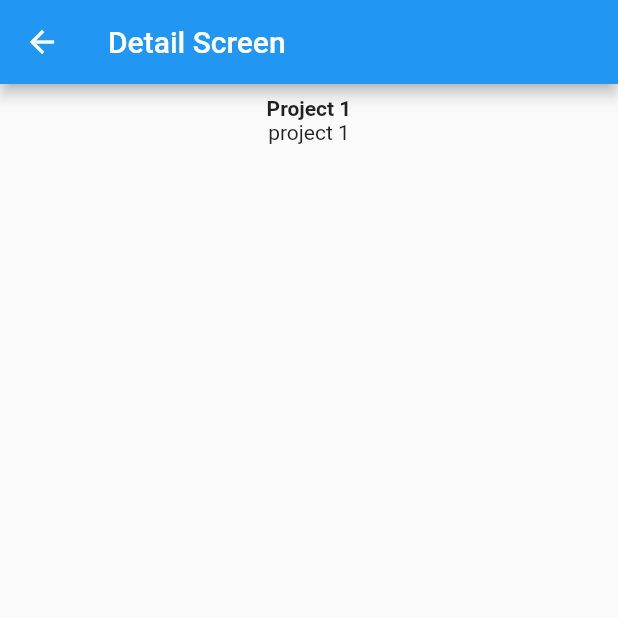
After one commit to mingdewu/flutterStart, a Flutter app: the projectPage screen opened directly, after a tap on "Project 1", on a phone screen of 412 x 824 dp, the top half of it. The commit adds this screen. Run offline on Flutter 3.47's test engine with Material 2 defaults, Android fonts, the phone set to English and light mode, and no system bars; our stand-ins replace firebase_auth, firebase_core, flutter_redux, google_fonts, google_sign_in, graphql and 2 more; missing offline and left inert: extension_google_sign_in_as_googleapis_auth, googleapis, textfield_search, window_size; accounts and stored records are empty; network calls fail.

Commit message:
projectlist

```diff
--- /dev/null
+++ b/LifeLine/lib/detail_screen.dart
@@ -0,0 +1,34 @@
+import 'package:flutter/material.dart';
+
+import 'package:lifeline/note.dart';
+
+class DetailScreen extends StatelessWidget {
+  final Note note;
+  const DetailScreen({required this.note});
+
+  @override
+  Widget build(BuildContext context) {
+    return Scaffold(
+      appBar: AppBar(
+        title: Text('Detail Screen'),
+      ),
+      body: Center(
+        child: Padding(
+          padding: const EdgeInsets.all(8.0),
+          child: Column(
+
+            children: [
+              Text(
+                note.title,
+                style: TextStyle(
+                  fontWeight: FontWeight.bold,
+                ),
+              ),
+              Text(note.content),
+            ],
+          ),
+        ),
+      ),
+    );
+  }
+}
--- a/LifeLine/lib/friendList.dart
+++ b/LifeLine/lib/friendList.dart
@@ -13,7 +13,6 @@ class friendsListPage extends StatelessWidget {
         children: [
           Container(
             alignment:Alignment.bottomLeft,
-            margin: const EdgeInsets.symmetric(vertical: 5.0),
             height: 50.0,
             child:yearsList(context),
           ),
--- /dev/null
+++ b/LifeLine/lib/note.dart
@@ -0,0 +1,6 @@
+class Note {
+  final String title;
+  final String content;
+
+  Note({required this.title, required this.content});
+}
--- a/LifeLine/lib/project.dart
+++ b/LifeLine/lib/project.dart
@@ -3,42 +3,60 @@ import 'package:lifeline/talk.dart';
 import 'package:lifeline/quit.dart';
 import 'package:lifeline/friendList.dart';
 import 'package:lifeline/achievment.dart';
+import 'package:lifeline/note.dart';
+import 'package:lifeline/detail_screen.dart';
 class projectPage extends StatelessWidget {
   const projectPage({super.key});
   @override
   Widget build(BuildContext context) {
     return Scaffold(
       body: Center(
-        child: ListView(
-          padding: const EdgeInsets.all(8),
-          children: <Widget>[
-            Container(
-              height: 50,
-              color: Colors.amber[600],
-              child: const Center(child: Text('Project A')),
-            ),
-            Container(
-              height: 50,
-              color: Colors.amber[500],
-              child: const Center(child: Text('Project B')),
-            ),
-            Container(
-              height: 50,
-              color: Colors.amber[100],
-              child: const Center(child: Text('Project C')),
-            ),
-          ],
-        )
+        child: ProjectList(),
+      ),
+      floatingActionButton: const FloatingActionButton(
+        tooltip: 'Add', // used by assistive technologies
+        onPressed: null,
+        child: Icon(Icons.add),
       ),
     );
   }
 }
 
-ElevatedButton projectButton(BuildContext context){
-  return ElevatedButton(onPressed: (){
-    Navigator.push(
-      context,
-      MaterialPageRoute(builder: (context)=> projectPage()),
+
+class ProjectList extends StatelessWidget{
+  final List<Note> _noteList = [
+    Note(
+        title:"Project 1",
+        content:"project 1",
+    ),
+    Note(
+      title:"project 2",
+      content:"project 2",
+    )
+  ];
+  @override
+  Widget build(BuildContext context) {
+    return Scaffold(
+      body: ListView.builder(
+          itemCount: _noteList.length,
+          itemBuilder: (context, index) {
+            return ListTile(
+              title: Text(
+                _noteList[index].title,
+              ),
+              subtitle: Text(
+                _noteList[index].content,
+              ),
+              onTap: () {
+                Navigator.push(
+                  context,
+                  MaterialPageRoute(
+                    builder: (context) => DetailScreen(note: _noteList[index]),
+                  ),
+                );
+              },
+            );
+          }),
     );
-    }, child: const Text("project Page"));
+  }
 }
```
Also changed, not shown: LifeLine/lib/achievment.dart (+10 -3 lines).
